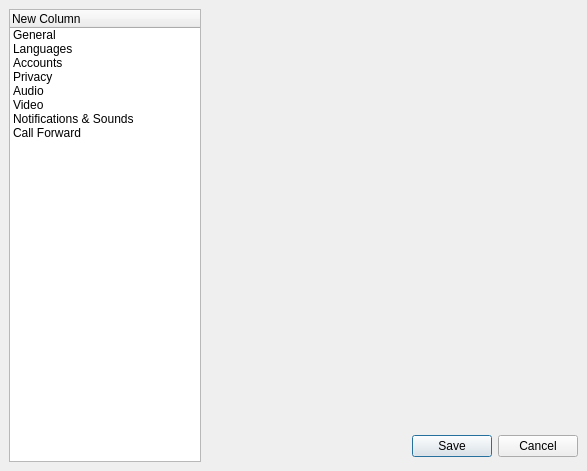
Old version of the form wengophone/src/presentation/qt/config/WengoConfigDialog.ui in the repository tkrotoff/WengoPhone.
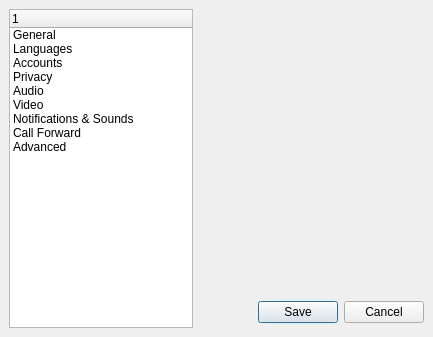
New version of the form. Icons and pictures are not drawn.

Patch:
```diff
--- a/wengophone/src/presentation/qt/config/WengoConfigDialog.ui
+++ b/wengophone/src/presentation/qt/config/WengoConfigDialog.ui
@@ -8,8 +8,8 @@
    <rect>
     <x>0</x>
     <y>0</y>
-    <width>587</width>
-    <height>471</height>
+    <width>433</width>
+    <height>337</height>
    </rect>
   </property>
   <property name="windowTitle" >
@@ -29,10 +29,10 @@
    </item>
    <item rowspan="2" row="0" column="0" >
     <widget class="QTreeWidget" name="treeWidget" >
-     <property name="maximumSize" >
+     <property name="minimumSize" >
       <size>
-       <width>192</width>
-       <height>16777215</height>
+       <width>150</width>
+       <height>0</height>
       </size>
      </property>
      <property name="iconSize" >
@@ -49,7 +49,7 @@
      </property>
      <column>
       <property name="text" >
-       <string>New Column</string>
+       <string/>
       </property>
      </column>
      <item>
@@ -104,6 +104,11 @@
        <string>Call Forward</string>
       </property>
      </item>
+     <item>
+      <property name="text" >
+       <string>Advanced</string>
+      </property>
+     </item>
     </widget>
    </item>
    <item row="1" column="1" >
```
Left out of the diff: 8 changed lines with no effect on the pictures.
